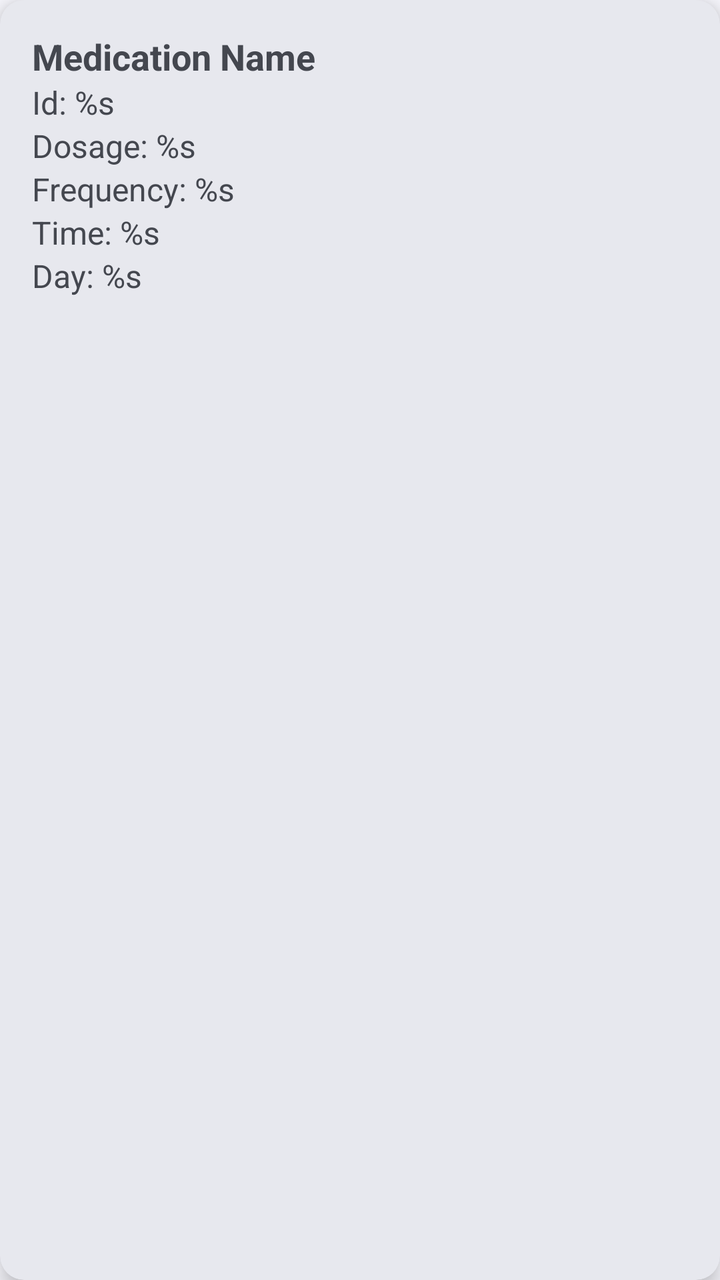
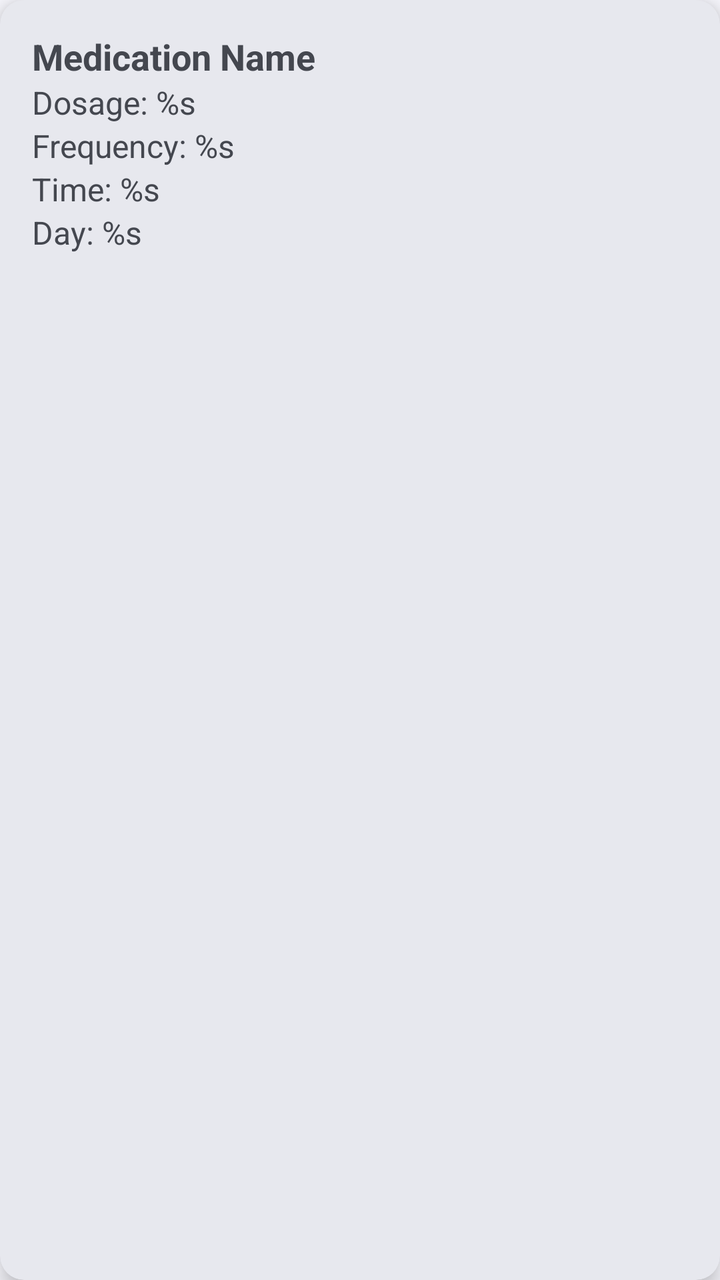

Before-and-after screenshots of an Android layout around one commit, followed by the original layout XML and the change that was made.
<!-- AndroidManifest.xml: application theme Theme.MobileHealthApplication -->
<!-- res/layout/item_medication.xml -->
<?xml version="1.0" encoding="utf-8"?>
<com.google.android.material.card.MaterialCardView xmlns:android="http://schemas.android.com/apk/res/android"
    android:layout_width="match_parent"
    android:layout_height="wrap_content"
    android:layout_marginHorizontal="16dp"
    android:layout_marginVertical="4dp">

    <LinearLayout
        android:layout_width="match_parent"
        android:layout_height="wrap_content"
        android:padding="16dp"
        android:orientation="vertical">

        <TextView
            android:id="@+id/medicationName"
            android:layout_width="wrap_content"
            android:layout_height="wrap_content"
            android:text="@string/medication_name"
            android:textSize="18sp"
            android:textStyle="bold" />

        <TextView
            android:id="@+id/medicationId"
            android:layout_width="wrap_content"
            android:layout_height="wrap_content"
            android:text="@string/id"
            android:textSize="16sp" />

        <TextView
            android:id="@+id/medicationDosage"
            android:layout_width="wrap_content"
            android:layout_height="wrap_content"
            android:text="@string/medication_dosage"
            android:textSize="16sp" />

        <TextView
            android:id="@+id/medicationFrequency"
            android:layout_width="wrap_content"
            android:layout_height="wrap_content"
            android:text="@string/frequency_of_medication"
            android:textSize="16sp" />

       

        <TextView
            android:id="@+id/medicationTime"
            android:layout_width="wrap_content"
            android:layout_height="wrap_content"
            android:text="@string/time_of_medication"
            android:textSize="16sp" />


        <TextView
            android:id="@+id/medicationDay"
            android:layout_width="wrap_content"
            android:layout_height="wrap_content"
            android:text="@string/medication_date"
            android:textSize="16sp" />
    </LinearLayout>


</com.google.android.material.card.MaterialCardView>
<!-- resources referenced by this layout -->
<resources>
  <string name="frequency_of_medication">Frequency: %s</string>
  <string name="id">Id: %s</string>
  <string name="medication_date">Day: %s</string>
  <string name="medication_dosage">Dosage: %s</string>
  <string name="medication_name">Medication Name</string>
  <string name="time_of_medication">Time: %s</string>
  <color name="md_theme_primary">#415F91</color>
  <color name="md_theme_onPrimary">#FFFFFF</color>
  <color name="md_theme_primaryContainer">#D6E3FF</color>
  <color name="md_theme_onPrimaryContainer">#001B3E</color>
  <color name="md_theme_primaryFixed">#D6E3FF</color>
  <color name="md_theme_onPrimaryFixed">#001B3E</color>
  <color name="md_theme_primaryFixedDim">#AAC7FF</color>
  <color name="md_theme_onPrimaryFixedVariant">#284777</color>
  <color name="md_theme_secondary">#565F71</color>
  <color name="md_theme_onSecondary">#FFFFFF</color>
  <color name="md_theme_secondaryContainer">#DAE2F9</color>
  <color name="md_theme_onSecondaryContainer">#131C2B</color>
  <color name="md_theme_secondaryFixed">#DAE2F9</color>
  <color name="md_theme_onSecondaryFixed">#131C2B</color>
  <color name="md_theme_secondaryFixedDim">#BEC6DC</color>
  <color name="md_theme_onSecondaryFixedVariant">#3E4759</color>
  <color name="md_theme_tertiary">#705575</color>
  <color name="md_theme_onTertiary">#FFFFFF</color>
  <color name="md_theme_tertiaryContainer">#FAD8FD</color>
  <color name="md_theme_onTertiaryContainer">#28132E</color>
  <color name="md_theme_tertiaryFixed">#FAD8FD</color>
  <color name="md_theme_onTertiaryFixed">#28132E</color>
  <color name="md_theme_tertiaryFixedDim">#DDBCE0</color>
  <color name="md_theme_onTertiaryFixedVariant">#573E5C</color>
  <color name="md_theme_error">#BA1A1A</color>
  <color name="md_theme_onError">#FFFFFF</color>
  <color name="md_theme_errorContainer">#FFDAD6</color>
  <color name="md_theme_onErrorContainer">#410002</color>
  <style name="ThemeOverlay.App.BottomSheetDialog" parent="ThemeOverlay.Material3.BottomSheetDialog">
          <item name="android:navigationBarColor">@color/md_theme_background</item>
      </style>
  <color name="md_theme_background">#F9F9FF</color>
  <color name="md_theme_onBackground">#191C20</color>
  <color name="md_theme_surface">#F9F9FF</color>
  <color name="md_theme_onSurface">#191C20</color>
  <color name="md_theme_surfaceVariant">#E0E2EC</color>
  <color name="md_theme_onSurfaceVariant">#44474E</color>
  <color name="md_theme_surfaceContainerLowest">#FFFFFF</color>
  <color name="md_theme_surfaceContainerLow">#F3F3FA</color>
  <color name="md_theme_surfaceContainer">#EDEDF4</color>
  <color name="md_theme_surfaceContainerHigh">#E7E8EE</color>
  <color name="md_theme_surfaceContainerHighest">#E2E2E9</color>
  <color name="md_theme_outline">#74777F</color>
  <color name="md_theme_outlineVariant">#C4C6D0</color>
  <color name="md_theme_surfaceBright">#F9F9FF</color>
  <color name="md_theme_surfaceDim">#D9D9E0</color>
  <style name="Widget.App.Snackbar" parent="Widget.Material3.Snackbar">
          <item name="backgroundTint">?attr/colorSurface</item>
      </style>
  <style name="Widget.App.Snackbar.TextView" parent="Widget.Material3.Snackbar.TextView">
          <item name="android:textColor">?attr/colorOnSurface</item>
      </style>
  <style name="Widget.App.CardView" parent="Widget.Material3.CardView.Elevated">
          <item name="cardElevation">6dp</item>
          <item name="cardCornerRadius">12dp</item>
          <item name="cardBackgroundColor">?attr/colorSurfaceContainerHigh</item>
      </style>
  <style name="Widget.App.FloatingActionButton" parent="Widget.Material3.FloatingActionButton.Primary">
          <item name="backgroundTint">?attr/colorPrimaryContainer</item>
          <item name="tint">?attr/colorOnPrimaryContainer</item>
      </style>
  <style name="Widget.App.BottomNavigation.ActiveIndicator" parent="Widget.Material3.BottomNavigationView.ActiveIndicator">
          <item name="android:color">?attr/colorSecondaryContainer</item>
      </style>
  <!-- unchanged entries left out for length: 4 -->
</resources>

<!-- the commit's change to res/layout/item_medication.xml (unified diff, before → after) -->
@@ -19,12 +19,7 @@
             android:textSize="18sp"
             android:textStyle="bold" />
 
-        <TextView
-            android:id="@+id/medicationId"
-            android:layout_width="wrap_content"
-            android:layout_height="wrap_content"
-            android:text="@string/id"
-            android:textSize="16sp" />
+
 
         <TextView
             android:id="@+id/medicationDosage"
@@ -40,7 +35,7 @@
             android:text="@string/frequency_of_medication"
             android:textSize="16sp" />
 
-       
+
 
         <TextView
             android:id="@+id/medicationTime"
<!-- resource entries referenced after the edit -->
@@ -1,7 +1,6 @@
 <!-- resources referenced by this layout -->
 <resources>
   <string name="frequency_of_medication">Frequency: %s</string>
-  <string name="id">Id: %s</string>
   <string name="medication_date">Day: %s</string>
   <string name="medication_dosage">Dosage: %s</string>
   <string name="medication_name">Medication Name</string>
